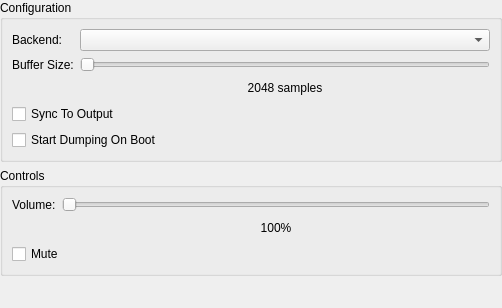
The window that src/duckstation-qt/audiosettingswidget.ui (kofxi3584karlayang/duckstation) describes before a commit, drawn with Qt 5.
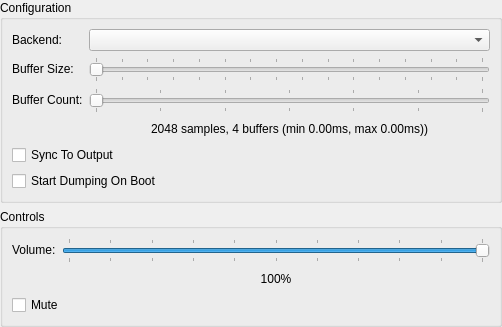
The same window after the commit.

Commit message: Qt: Hook up audio settings (buffer size/count, volume, mute)

```diff
--- a/src/duckstation-qt/audiosettingswidget.ui
+++ b/src/duckstation-qt/audiosettingswidget.ui
@@ -51,12 +51,30 @@
       </item>
       <item row="1" column="1">
        <widget class="QSlider" name="bufferSize">
+        <property name="minimum">
+         <number>1024</number>
+        </property>
+        <property name="maximum">
+         <number>16384</number>
+        </property>
+        <property name="singleStep">
+         <number>128</number>
+        </property>
+        <property name="pageStep">
+         <number>1024</number>
+        </property>
         <property name="orientation">
          <enum>Qt::Horizontal</enum>
         </property>
+        <property name="tickPosition">
+         <enum>QSlider::TicksBothSides</enum>
+        </property>
+        <property name="tickInterval">
+         <number>1024</number>
+        </property>
        </widget>
       </item>
-      <item row="2" column="0">
+      <item row="3" column="0">
        <spacer name="horizontalSpacer">
         <property name="orientation">
          <enum>Qt::Horizontal</enum>
@@ -69,30 +87,59 @@
         </property>
        </spacer>
       </item>
-      <item row="2" column="1">
-       <widget class="QLabel" name="bufferSizeLabel">
+      <item row="3" column="1">
+       <widget class="QLabel" name="bufferingLabel">
         <property name="text">
-         <string>2048 samples</string>
+         <string>2048 samples, 4 buffers (min 0.00ms, max 0.00ms))</string>
         </property>
         <property name="alignment">
          <set>Qt::AlignCenter</set>
         </property>
        </widget>
       </item>
-      <item row="3" column="0" colspan="2">
+      <item row="4" column="0" colspan="2">
        <widget class="QCheckBox" name="syncToOutput">
         <property name="text">
          <string>Sync To Output</string>
         </property>
        </widget>
       </item>
-      <item row="4" column="0" colspan="2">
+      <item row="5" column="0" colspan="2">
        <widget class="QCheckBox" name="startDumpingOnBoot">
         <property name="text">
          <string>Start Dumping On Boot</string>
         </property>
        </widget>
       </item>
+      <item row="2" column="0">
+       <widget class="QLabel" name="label_4">
+        <property name="text">
+         <string>Buffer Count:</string>
+        </property>
+       </widget>
+      </item>
+      <item row="2" column="1">
+       <widget class="QSlider" name="bufferCount">
+        <property name="minimum">
+         <number>2</number>
+        </property>
+        <property name="maximum">
+         <number>8</number>
+        </property>
+        <property name="pageStep">
+         <number>1</number>
+        </property>
+        <property name="orientation">
+         <enum>Qt::Horizontal</enum>
+        </property>
+        <property name="tickPosition">
+         <enum>QSlider::TicksBothSides</enum>
+        </property>
+        <property name="tickInterval">
+         <number>1</number>
+        </property>
+       </widget>
+      </item>
      </layout>
     </widget>
    </item>
@@ -111,9 +158,21 @@
       </item>
       <item row="0" column="1">
        <widget class="QSlider" name="volume">
+        <property name="maximum">
+         <number>100</number>
+        </property>
+        <property name="value">
+         <number>100</number>
+        </property>
         <property name="orientation">
          <enum>Qt::Horizontal</enum>
         </property>
+        <property name="tickPosition">
+         <enum>QSlider::TicksBothSides</enum>
+        </property>
+        <property name="tickInterval">
+         <number>10</number>
+        </property>
        </widget>
       </item>
       <item row="2" column="0" colspan="2">
```
Left out of the diff: 2 changed lines with no effect on the pictures. The commit also changes 2 other files.
